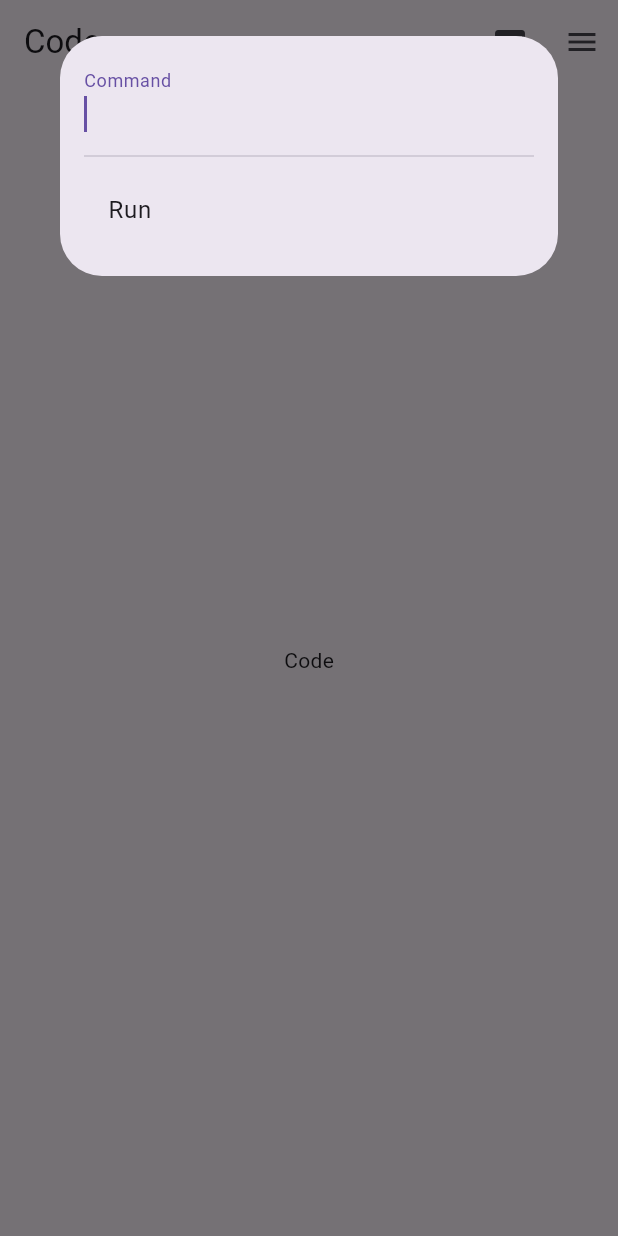
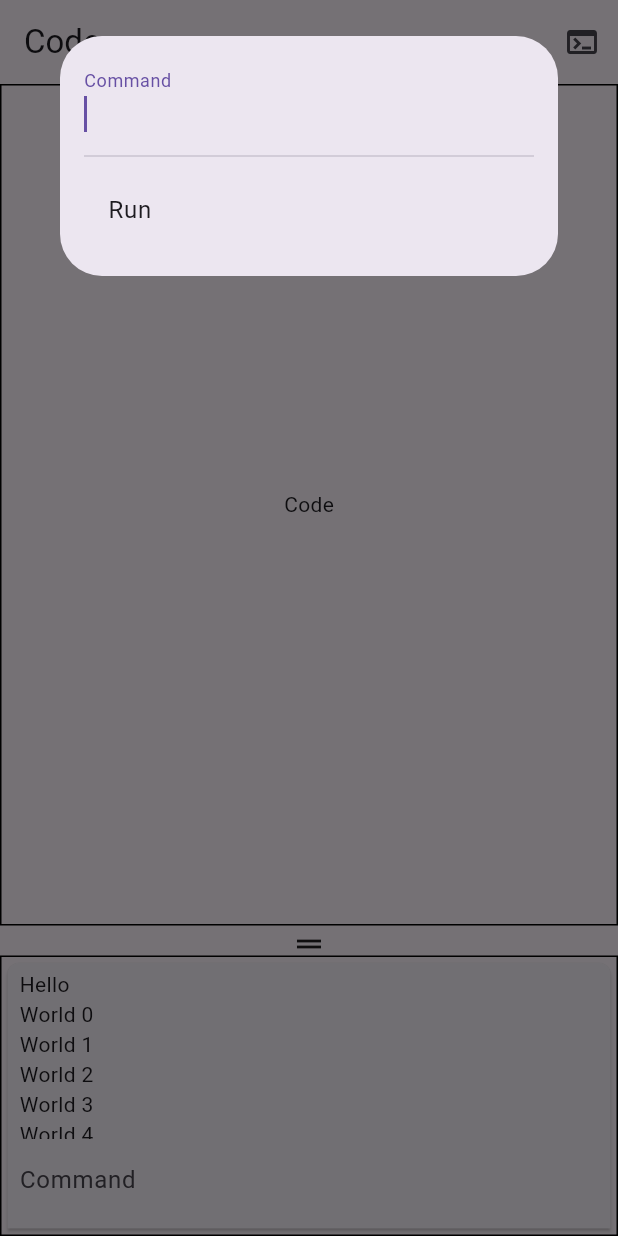
Before and after one commit to FornaxTeam/fornaxer, a Flutter app: the screen it shows after launch, after a tap on the "terminal" icon, on a phone screen of 412 x 824 dp. Run offline on Flutter 3.47's test engine with Material 2 defaults, Android fonts, the phone set to English and light mode, and no system bars; our stand-ins replace go_router.

Commit message:
Add split view

```diff
--- /dev/null
+++ b/app/lib/code/console.dart
@@ -0,0 +1,45 @@
+import 'package:flutter/material.dart';
+
+class ConsoleView extends StatefulWidget {
+  const ConsoleView({Key? key}) : super(key: key);
+
+  @override
+  State<ConsoleView> createState() => _ConsoleViewState();
+}
+
+class _ConsoleViewState extends State<ConsoleView> {
+  final TextEditingController _controller = TextEditingController();
+  @override
+  Widget build(BuildContext context) {
+    return SizedBox(
+      height: 225,
+      child: Card(
+        // Round top corners.
+        shape: const RoundedRectangleBorder(
+          borderRadius: BorderRadius.vertical(top: Radius.circular(8)),
+        ),
+        child: Padding(
+          padding: const EdgeInsets.symmetric(horizontal: 8.0, vertical: 4.0),
+          child: Column(children: [
+            Expanded(
+                child: ListView(children: [
+              const Text('Hello'),
+              ...List.generate(50, (index) => Text('World $index')),
+            ])),
+            TextField(
+              decoration: const InputDecoration(
+                border: InputBorder.none,
+                labelText: 'Command',
+              ),
+              controller: _controller,
+              onSubmitted: (value) {
+                print(value);
+                _controller.text = "";
+              },
+            ),
+          ]),
+        ),
+      ),
+    );
+  }
+}
--- a/app/lib/code/menu.dart
+++ /dev/null
@@ -1,21 +0,0 @@
-import 'package:flutter/material.dart';
-import 'package:go_router/go_router.dart';
-
-class CodeMenu extends StatelessWidget {
-  const CodeMenu({Key? key}) : super(key: key);
-
-  @override
-  Widget build(BuildContext context) {
-    return PopupMenuButton(
-      icon: const Icon(Icons.menu),
-      itemBuilder: (context) => [
-        PopupMenuItem(
-          child: const Text('Settings'),
-          onTap: () {
-            GoRouter.of(context).push('/settings');
-          },
-        ),
-      ],
-    );
-  }
-}
--- a/app/lib/code/page.dart
+++ b/app/lib/code/page.dart
@@ -1,9 +1,10 @@
 import 'package:flutter/material.dart';
 import 'package:fornaxer/code/command.dart';
-import 'package:fornaxer/code/menu.dart';
+import 'package:fornaxer/code/console.dart';
+import 'package:fornaxer/widgets/split/core.dart';
 
 class CodePage extends StatelessWidget {
-  const CodePage({Key? key}) : super(key: key);
+  const CodePage({super.key});
 
   @override
   Widget build(BuildContext context) {
@@ -18,13 +19,18 @@ class CodePage extends StatelessWidget {
                     builder: (context) => const CommandOverlay());
               },
               icon: const Icon(Icons.terminal_outlined),
-          ),
-          const CodeMenu()
+            )
           ],
         ),
-      body: const Center(
-        child: Text('Code'),
+        body: SplitView(
+          axis: Axis.vertical,
+          ratio: 0.75,
+          first: SplitWindow(
+            builder: (context) => Center(child: Text("Code")),
           ),
-    );
+          second: SplitWindow(
+            builder: (context) => const ConsoleView(),
+          ),
+        ));
   }
 }
--- a/app/lib/main.dart
+++ b/app/lib/main.dart
@@ -19,6 +19,11 @@
       title: 'Fornaxer',
       routeInformationParser: _router.routeInformationParser,
       routerDelegate: _router.routerDelegate,
+      darkTheme: ThemeData(
+          brightness: Brightness.dark,
+          primarySwatch: Colors.blue,
+          visualDensity: VisualDensity.adaptivePlatformDensity,
+          useMaterial3: true),
       theme: ThemeData(
           // This is the theme of your application.
           //
@@ -29,6 +34,7 @@
           // or simply save your changes to "hot reload" in a Flutter IDE).
           // Notice that the counter didn't reset back to zero; the application
           // is not restarted.
+          visualDensity: VisualDensity.adaptivePlatformDensity,
           primarySwatch: Colors.blue,
           useMaterial3: true),
     );
--- /dev/null
+++ b/app/lib/widgets/split/core.dart
@@ -0,0 +1,150 @@
+import 'package:flutter/material.dart';
+import 'package:flutter/widgets.dart';
+
+typedef ExpandCallback = void Function(bool expanded);
+typedef SplitWindowBuilder = Widget Function(BuildContext context);
+
+class SplitWindow extends StatelessWidget {
+  final SplitWindowBuilder builder;
+  final double maxSize;
+  final double minSize;
+  final double size;
+  final bool border;
+
+  const SplitWindow(
+      {required this.builder,
+      this.minSize = 0,
+      this.maxSize = double.infinity,
+      this.size = 0.5,
+      this.border = true,
+      super.key});
+
+  @override
+  Widget build(BuildContext context) => Container(
+      decoration: border ? BoxDecoration(border: Border.all()) : null,
+      child: builder(context));
+}
+
+class CustomPageRoute extends MaterialPageRoute {
+  @override
+  Duration get transitionDuration => const Duration(milliseconds: 750);
+
+  CustomPageRoute({builder}) : super(builder: builder);
+}
+
+class SplitView extends StatefulWidget {
+  final SplitWindow first;
+  final SplitWindow second;
+  final double ratio;
+  final Icon icon;
+  final Axis axis;
+
+  const SplitView(
+      {Key? key,
+      required this.first,
+      required this.second,
+      this.ratio = 0.5,
+      this.axis = Axis.horizontal,
+      this.icon = const Icon(Icons.drag_handle)})
+      : assert(ratio >= 0),
+        assert(ratio <= 1),
+        super(key: key);
+
+  @override
+  _SplitViewState createState() => _SplitViewState();
+}
+
+class _SplitViewState extends State<SplitView> {
+  final _dividerWidth = 20.0;
+
+  //from 0-1
+  late double _ratio;
+  late double _maxSize = 1;
+
+  get _firstSize => _ratio * _maxSize;
+  get _secondSize => (1 - _ratio) * _maxSize;
+
+  @override
+  void initState() {
+    super.initState();
+    _ratio = widget.ratio;
+  }
+
+  @override
+  Widget build(BuildContext context) {
+    return LayoutBuilder(builder: (context, BoxConstraints constraints) {
+      assert(_ratio <= 1);
+      assert(_ratio >= 0);
+      var constraintsSize = widget.axis == Axis.horizontal
+          ? constraints.maxWidth
+          : constraints.maxHeight;
+      if (widget.first.minSize > _firstSize ||
+          widget.second.minSize > _secondSize ||
+          widget.first.maxSize < _firstSize ||
+          widget.second.maxSize < _secondSize) {
+        _maxSize = constraintsSize - _dividerWidth;
+        _ratio = widget.first.size / _maxSize;
+        _ratio = (_maxSize - widget.second.size) / _maxSize;
+      }
+      if (_maxSize != constraintsSize) {
+        _maxSize = constraintsSize - _dividerWidth;
+      }
+      var list = widget.axis == Axis.horizontal
+          ? Row(
+              children: _buildBody(constraints),
+            )
+          : Column(children: _buildBody(constraints));
+      return SizedBox(
+          width: widget.axis == Axis.horizontal ? constraints.maxWidth : null,
+          height: widget.axis == Axis.horizontal ? null : constraints.maxHeight,
+          child: list);
+    });
+  }
+
+  _buildBody(BoxConstraints constraints) {
+    return [
+      Builder(
+          builder: (context) => SizedBox(
+              width: widget.axis == Axis.horizontal ? _firstSize : null,
+              height: widget.axis == Axis.horizontal ? null : _firstSize,
+              child: SizedBox.expand(child: widget.first))),
+      GestureDetector(
+        behavior: HitTestBehavior.translucent,
+        child: SizedBox(
+            width: widget.axis == Axis.horizontal
+                ? _dividerWidth
+                : constraints.maxWidth,
+            height: widget.axis == Axis.horizontal
+                ? constraints.maxHeight
+                : _dividerWidth,
+            child: RotationTransition(
+                turns: AlwaysStoppedAnimation(
+                    widget.axis == Axis.horizontal ? 0.25 : 0),
+                child: widget.icon)),
+        onPanUpdate: (DragUpdateDetails details) {
+          setState(() {
+            var last = _ratio;
+            _ratio += (widget.axis == Axis.horizontal
+                    ? details.delta.dx
+                    : details.delta.dy) /
+                _maxSize;
+            if (widget.first.minSize > _firstSize ||
+                widget.second.minSize > _secondSize ||
+                widget.first.maxSize < _firstSize ||
+                widget.second.maxSize < _secondSize) _ratio = last;
+            if (_ratio > 1) {
+              _ratio = 1;
+            } else if (_ratio < 0.0) {
+              _ratio = 0.0;
+            }
+          });
+        },
+      ),
+      Builder(
+          builder: (context) => SizedBox(
+              width: widget.axis == Axis.horizontal ? _secondSize : null,
+              height: widget.axis == Axis.horizontal ? null : _secondSize,
+              child: SizedBox.expand(child: widget.second)))
+    ];
+  }
+}
--- /dev/null
+++ b/app/lib/widgets/split/scaffold.dart
@@ -0,0 +1,36 @@
+import 'package:flutter/material.dart';
+
+import 'core.dart';
+
+class SplitScaffold extends StatelessWidget {
+  final SplitView view;
+  final SplitWindow window;
+  final bool expanded;
+  final String title;
+  final Widget body;
+  final Icon? icon;
+  final List<Widget> actions;
+  final FloatingActionButton? floatingActionButton;
+
+  SplitScaffold(
+      {required this.view,
+      required this.window,
+      this.expanded = false,
+      required this.title,
+      required this.body,
+      this.icon,
+      this.actions = const [],
+      this.floatingActionButton});
+  @override
+  Widget build(BuildContext context) {
+    return Scaffold(
+        appBar: AppBar(
+          toolbarHeight: 50,
+          title: Text(title),
+          leading: icon,
+          actions: [...actions],
+        ),
+        floatingActionButton: floatingActionButton,
+        body: body);
+  }
+}
```
Lines whose indentation alone changed are shown as unchanged.
